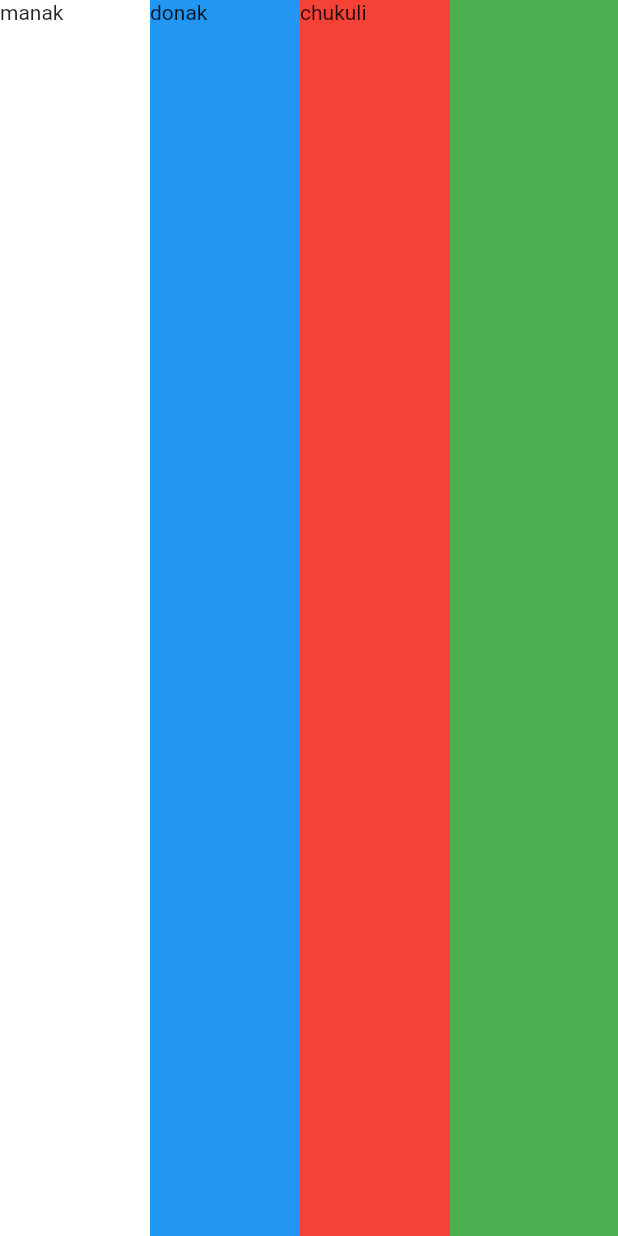
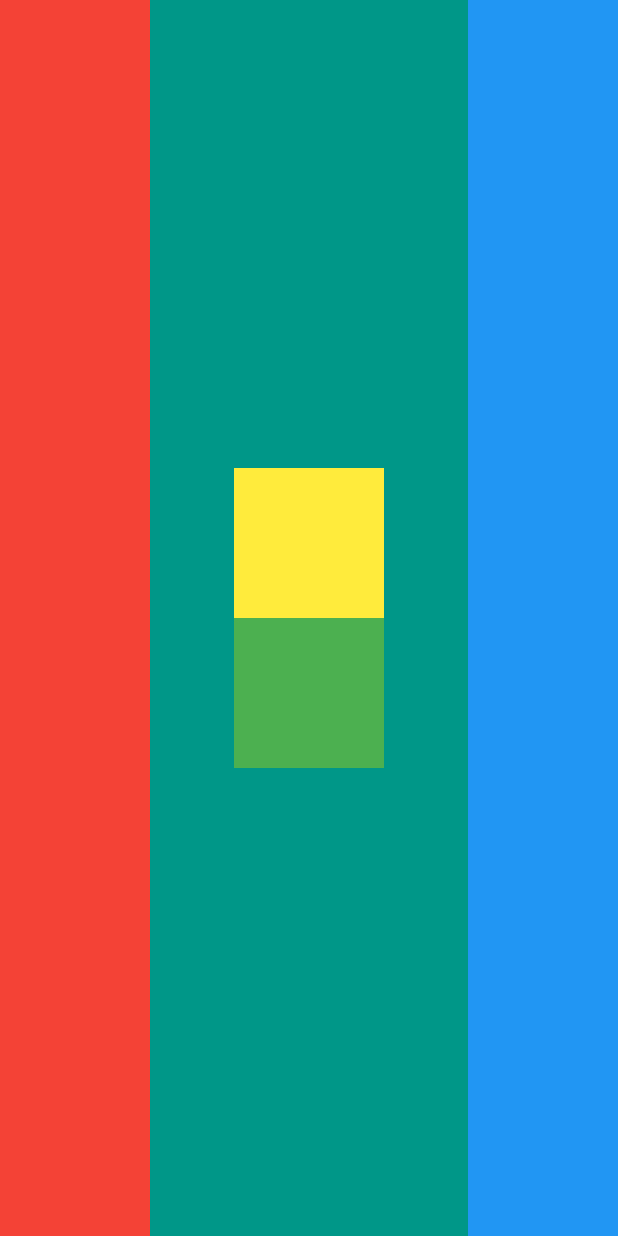
Before and after one commit to UlugbekMuslitdinov/MyCodingTrainings, a Flutter app: the screen it shows after launch, on a phone screen of 412 x 824 dp. Run offline on Flutter 3.47's test engine with Material 2 defaults, Android fonts, the light colour scheme and no system bars.

Commit message:
layout challenge

```diff
--- a/mi_card/lib/main.dart
+++ b/mi_card/lib/main.dart
@@ -13,29 +13,35 @@ class MyApp extends StatelessWidget {
   Widget build(BuildContext context) {
     return MaterialApp(
       home: Scaffold(
-        backgroundColor: Colors.green,
+        backgroundColor: Colors.teal,
         body: SafeArea(
           child: Row(
-            crossAxisAlignment: CrossAxisAlignment.stretch,
+            mainAxisAlignment: MainAxisAlignment.spaceBetween,
+            crossAxisAlignment: CrossAxisAlignment.center,
             children: [
               Container(
-                height: 100,
+                color: Colors.red,
                 width: 100,
-                color: Colors.white,
-                child: Text('manak'),
+              ),
+              Column(
+                mainAxisSize: MainAxisSize.min,
+                children: [
+                  Container(
+                    color: Colors.yellow,
+                    width: 100,
+                    height: 100,
+                  ),
+                  Container(
+                    color: Colors.green,
+                    width: 100,
+                    height: 100,
+                  ),
+                ],
               ),
               Container(
-                height: 100,
+                color: Colors.blue,
                 width: 100,
-                color: Colors.blue,
-                child: Text('donak'),
-              ),
-              Container(
-                height: 100,
-                width: 100,
-                color: Colors.red,
-                child: Text('chukuli'),
-              ),
+              )
             ],
           ),
         ),
```
